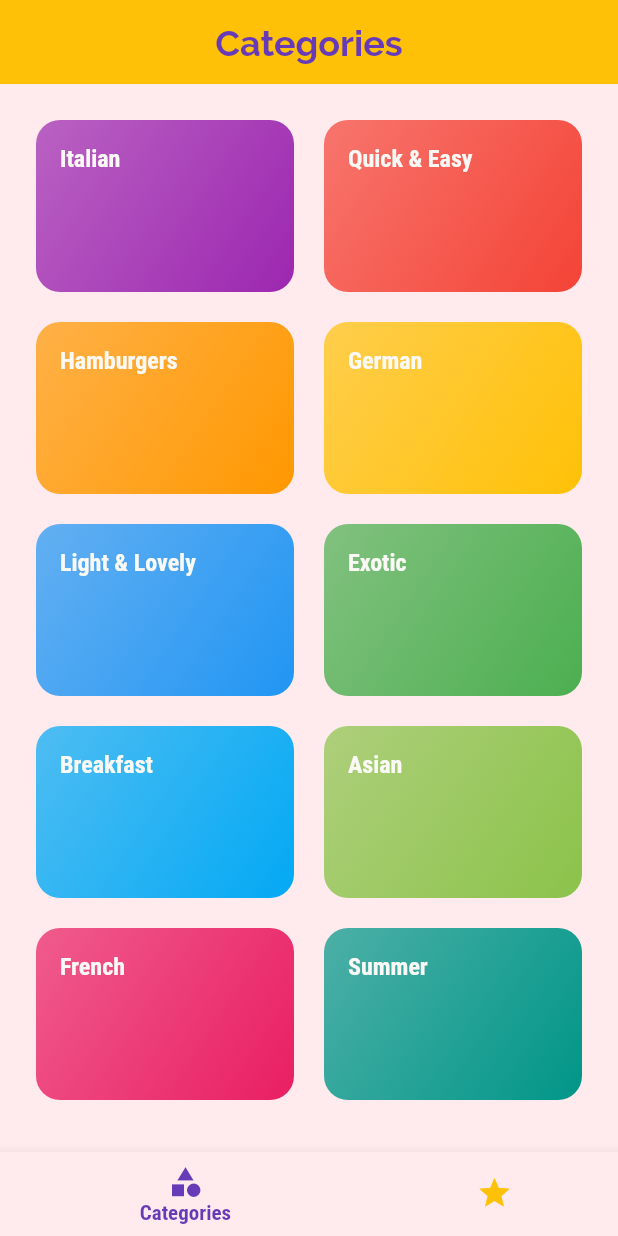
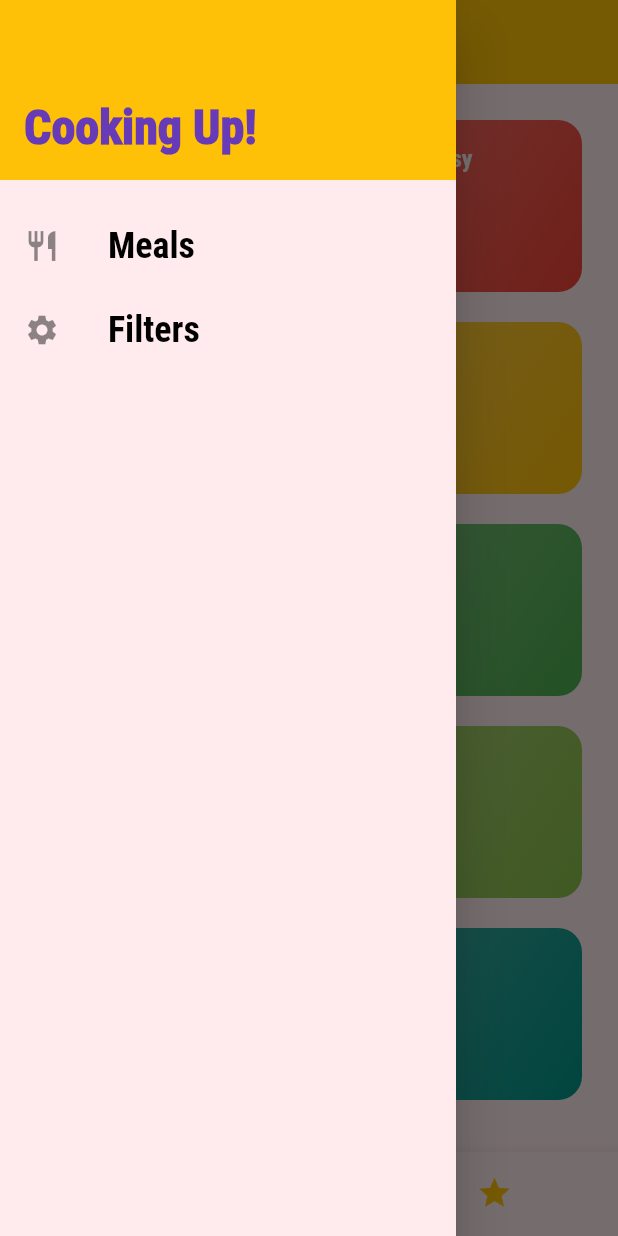
Before and after one commit to gunumdogdu/meals_app, a Flutter app: the screen it shows after launch, with the side drawer open (before the commit the screen has no drawer), on a phone screen of 412 x 824 dp. Run offline on Flutter 3.47's test engine with Material 2 defaults, Android fonts, the phone set to English and light mode, and no system bars.

Commit message:
drawer and two additional screens are added.

```diff
--- a/lib/main.dart
+++ b/lib/main.dart
@@ -1,4 +1,5 @@
 import 'package:flutter/material.dart';
+import 'package:flutter_complete_guide/screens/filters_screen.dart';
 import 'package:flutter_complete_guide/screens/tabs_screen.dart';
 
 import './screens/category_meals_screen.dart';
@@ -82,6 +83,7 @@ class MyApp extends StatelessWidget {
         '/': (ctx) => TabsScreen(),
         CategoryMealsScreen.routeName: (ctx) => CategoryMealsScreen(),
         MealDetailScreen.routeName: (ctx) => MealDetailScreen(),
+        FiltersScreen.routeName: (ctx) => FiltersScreen(),
       },
       onGenerateRoute: (settings) {
         print(settings.arguments);
--- /dev/null
+++ b/lib/main_drawer.dart
@@ -0,0 +1,63 @@
+import 'package:flutter/material.dart';
+import 'package:flutter_complete_guide/screens/filters_screen.dart';
+
+class MainDrawer extends StatelessWidget {
+  Widget buildListTile(String title, IconData icon, VoidCallback tapHandler) {
+    return ListTile(
+      leading: Icon(
+        icon,
+        size: 24,
+      ),
+      title: Text(
+        title,
+        style: TextStyle(
+            fontFamily: 'RobotoCondensed',
+            fontSize: 24,
+            fontWeight: FontWeight.bold),
+      ),
+      onTap: tapHandler,
+    );
+  }
+
+  @override
+  Widget build(BuildContext context) {
+    return Drawer(
+      child: Column(
+        children: [
+          Container(
+            height: 120,
+            width: double.infinity,
+            padding: EdgeInsets.all(16),
+            alignment: Alignment.bottomLeft,
+            color: Theme.of(context).colorScheme.primary,
+            child: Text(
+              'Cooking Up!',
+              style: TextStyle(
+                fontWeight: FontWeight.w900,
+                fontSize: 32,
+                color: Theme.of(context).colorScheme.secondary,
+              ),
+            ),
+          ),
+          SizedBox(
+            height: 16,
+          ),
+          buildListTile(
+            'Meals',
+            Icons.restaurant,
+            () {
+              Navigator.of(context).pushNamed('/');
+            },
+          ),
+          buildListTile(
+            'Filters',
+            Icons.settings,
+            () {
+              Navigator.of(context).pushNamed(FiltersScreen.routeName);
+            },
+          ),
+        ],
+      ),
+    );
+  }
+}
--- /dev/null
+++ b/lib/screens/filters_screen.dart
@@ -0,0 +1,18 @@
+import 'package:flutter/material.dart';
+import 'package:flutter_complete_guide/main_drawer.dart';
+
+class FiltersScreen extends StatelessWidget {
+  static const routeName = '/filters';
+  @override
+  Widget build(BuildContext context) {
+    return Scaffold(
+      appBar: AppBar(
+        title: Text('Your Filters'),
+      ),
+      drawer: MainDrawer(),
+      body: Center(
+        child: Text('filters'),
+      ),
+    );
+  }
+}
--- a/lib/screens/tabs_screen.dart
+++ b/lib/screens/tabs_screen.dart
@@ -1,5 +1,6 @@
 import 'package:flutter/material.dart';
 import 'package:flutter_complete_guide/categories_screen.dart';
+import 'package:flutter_complete_guide/main_drawer.dart';
 import 'package:flutter_complete_guide/screens/favorites_screen.dart';
 
 class TabsScreen extends StatefulWidget {
@@ -32,6 +33,7 @@ class _TabsScreenState extends State<TabsScreen> {
       appBar: AppBar(
         title: Text(_pages[_selectedPageIndex]['title']),
       ),
+      drawer: MainDrawer(),
       body: _pages[_selectedPageIndex]['page'],
       bottomNavigationBar: BottomNavigationBar(
         onTap: _selectPage,
```
